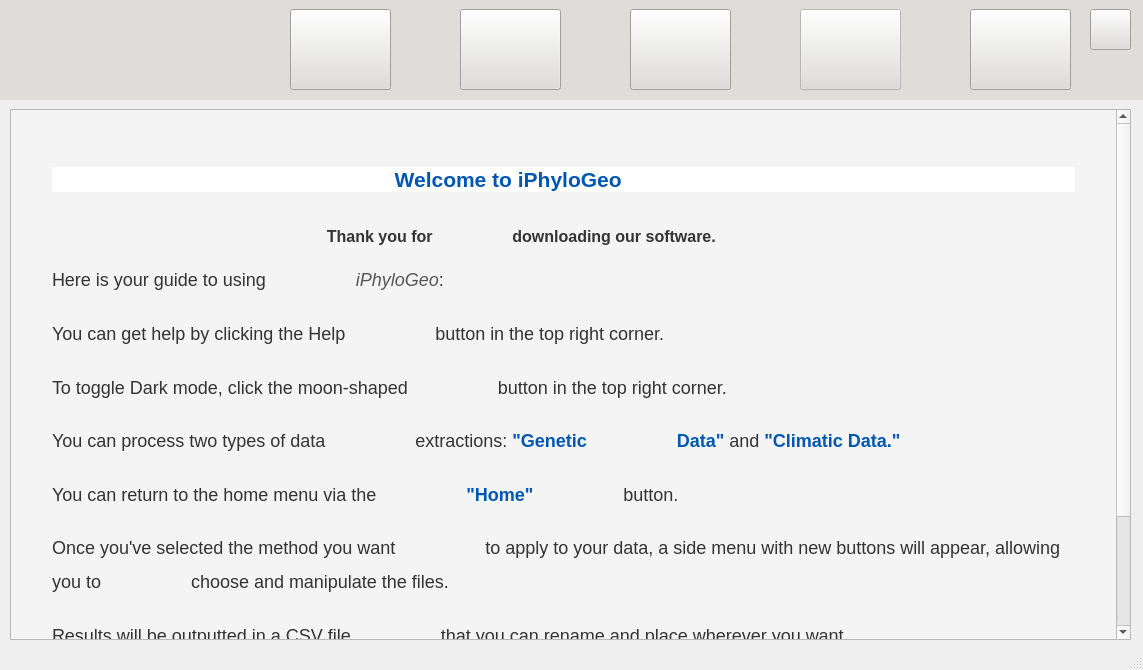
Above: scripts/Qt/main.ui from tahiri-lab/iPhyloGeo_plus_plus before the change. Below: the same form after it.
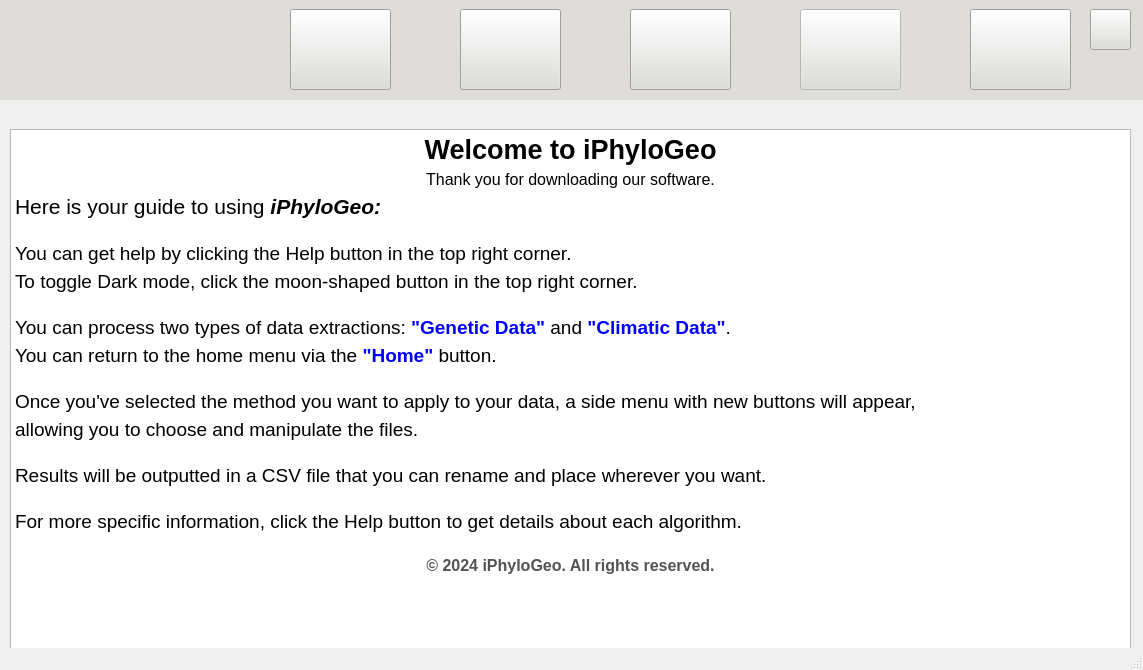
That is the form after the change. The open tabs and pages were chosen to show the change. Icons and pictures are not drawn.

Commit message: Fix Home screen and other stuff

The edit to the form file:
```diff
--- a/scripts/Qt/main.ui
+++ b/scripts/Qt/main.ui
@@ -808,7 +808,7 @@
        <property name="geometry">
         <rect>
          <x>10</x>
-         <y>10</y>
+         <y>30</y>
          <width>1121</width>
          <height>531</height>
         </rect>
@@ -829,24 +829,30 @@
        </property>
        <property name="html">
         <string>&lt;!DOCTYPE HTML PUBLIC &quot;-//W3C//DTD HTML 4.0//EN&quot; &quot;http://www.w3.org/TR/REC-html40/strict.dtd&quot;&gt;
-&lt;html&gt;&lt;head&gt;&lt;meta name=&quot;qrichtext&quot; content=&quot;1&quot; /&gt;&lt;meta charset=&quot;utf-8&quot; /&gt;&lt;title&gt;iPhyloGeo Welcome&lt;/title&gt;&lt;style type=&quot;text/css&quot;&gt;
+&lt;html&gt;&lt;head&gt;&lt;meta name=&quot;qrichtext&quot; content=&quot;1&quot; /&gt;&lt;meta charset=&quot;utf-8&quot; /&gt;&lt;style type=&quot;text/css&quot;&gt;
 p, li { white-space: pre-wrap; }
 hr { height: 1px; border-width: 0; }
 li.unchecked::marker { content: &quot;\2610&quot;; }
 li.checked::marker { content: &quot;\2612&quot;; }
-&lt;/style&gt;&lt;/head&gt;&lt;body style=&quot; font-family:'Segoe UI'; font-size:8pt; font-weight:400; font-style:normal;&quot; bgcolor=&quot;#f4f4f4&quot;&gt;
-&lt;p style=&quot; margin-top:0px; margin-bottom:0px; margin-left:0px; margin-right:0px; -qt-block-indent:0; text-indent:0px;&quot;&gt;&lt;span style=&quot; font-family:'MS Shell Dlg 2';&quot;&gt;                  &lt;/span&gt;&lt;/p&gt;
-&lt;h1 align=&quot;center&quot; style=&quot; margin-top:40px; margin-bottom:20px; margin-left:37px; margin-right:37px; -qt-block-indent:0; text-indent:0px; line-height:160%; background-color:#ffffff;&quot;&gt;&lt;span style=&quot; font-family:'Arial','sans-serif'; font-size:xx-large; font-weight:600; color:#0056b3;&quot;&gt;Welcome to iPhyloGeo&lt;/span&gt;&lt;span style=&quot; font-family:'Arial','sans-serif'; font-size:xx-large; font-weight:600; color:#333333;&quot;&gt; &lt;/span&gt;&lt;span style=&quot; font-family:'MS Shell Dlg 2';&quot;&gt;                  &lt;/span&gt;&lt;/h1&gt;
-&lt;h2 align=&quot;center&quot; style=&quot; margin-top:16px; margin-bottom:12px; margin-left:37px; margin-right:37px; -qt-block-indent:0; text-indent:0px; line-height:160%;&quot;&gt;&lt;span style=&quot; font-family:'Arial','sans-serif'; font-size:x-large; font-weight:600; color:#333333;&quot;&gt;Thank you for                  downloading our software. &lt;/span&gt;&lt;span style=&quot; font-family:'MS Shell Dlg 2';&quot;&gt;                  &lt;/span&gt;&lt;/h2&gt;
-&lt;p style=&quot; margin-top:12px; margin-bottom:20px; margin-left:37px; margin-right:37px; -qt-block-indent:0; text-indent:0px; line-height:160%;&quot;&gt;&lt;span style=&quot; font-family:'Arial','sans-serif'; font-size:18px; color:#333333;&quot;&gt;Here is your guide to using                  &lt;/span&gt;&lt;span style=&quot; font-family:'Arial','sans-serif'; font-size:18px; font-style:italic; color:#555555;&quot;&gt;iPhyloGeo&lt;/span&gt;&lt;span style=&quot; font-family:'Arial','sans-serif'; font-size:18px; color:#333333;&quot;&gt;:&lt;/span&gt;&lt;span style=&quot; font-family:'Arial','sans-serif'; font-size:16px; color:#333333;&quot;&gt;                  &lt;/span&gt;&lt;span style=&quot; font-family:'MS Shell Dlg 2';&quot;&gt;                  &lt;/span&gt;&lt;/p&gt;
-&lt;p style=&quot; margin-top:12px; margin-bottom:20px; margin-left:37px; margin-right:37px; -qt-block-indent:0; text-indent:0px; line-height:160%;&quot;&gt;&lt;span style=&quot; font-family:'Arial','sans-serif'; font-size:18px; color:#333333;&quot;&gt;You can get help by clicking the Help                  button in the top right corner.&lt;/span&gt;&lt;span style=&quot; font-family:'Arial','sans-serif'; font-size:16px; color:#333333;&quot;&gt;                  &lt;/span&gt;&lt;span style=&quot; font-family:'MS Shell Dlg 2';&quot;&gt;                  &lt;/span&gt;&lt;/p&gt;
-&lt;p style=&quot; margin-top:12px; margin-bottom:20px; margin-left:37px; margin-right:37px; -qt-block-indent:0; text-indent:0px; line-height:160%;&quot;&gt;&lt;span style=&quot; font-family:'Arial','sans-serif'; font-size:18px; color:#333333;&quot;&gt;To toggle Dark mode, click the moon-shaped                  button in the top right corner.&lt;/span&gt;&lt;span style=&quot; font-family:'Arial','sans-serif'; font-size:16px; color:#333333;&quot;&gt;                  &lt;/span&gt;&lt;span style=&quot; font-family:'MS Shell Dlg 2';&quot;&gt;                  &lt;/span&gt;&lt;/p&gt;
-&lt;p style=&quot; margin-top:12px; margin-bottom:20px; margin-left:37px; margin-right:37px; -qt-block-indent:0; text-indent:0px; line-height:160%;&quot;&gt;&lt;span style=&quot; font-family:'Arial','sans-serif'; font-size:18px; color:#333333;&quot;&gt;You can process two types of data                  extractions: &lt;/span&gt;&lt;span style=&quot; font-family:'Arial','sans-serif'; font-size:18px; font-weight:600; color:#0056b3;&quot;&gt;&amp;quot;Genetic                  Data&amp;quot;&lt;/span&gt;&lt;span style=&quot; font-family:'Arial','sans-serif'; font-size:18px; color:#333333;&quot;&gt; and &lt;/span&gt;&lt;span style=&quot; font-family:'Arial','sans-serif'; font-size:18px; font-weight:600; color:#0056b3;&quot;&gt;&amp;quot;Climatic Data.&amp;quot;&lt;/span&gt;&lt;span style=&quot; font-family:'Arial','sans-serif'; font-size:16px; color:#333333;&quot;&gt; &lt;/span&gt;&lt;span style=&quot; font-family:'MS Shell Dlg 2';&quot;&gt;                  &lt;/span&gt;&lt;/p&gt;
-&lt;p style=&quot; margin-top:12px; margin-bottom:20px; margin-left:37px; margin-right:37px; -qt-block-indent:0; text-indent:0px; line-height:160%;&quot;&gt;&lt;span style=&quot; font-family:'Arial','sans-serif'; font-size:18px; color:#333333;&quot;&gt;You can return to the home menu via the                  &lt;/span&gt;&lt;span style=&quot; font-family:'Arial','sans-serif'; font-size:18px; font-weight:600; color:#0056b3;&quot;&gt;&amp;quot;Home&amp;quot;&lt;/span&gt;&lt;span style=&quot; font-family:'Arial','sans-serif'; font-size:18px; color:#333333;&quot;&gt;                  button.&lt;/span&gt;&lt;span style=&quot; font-family:'Arial','sans-serif'; font-size:16px; color:#333333;&quot;&gt; &lt;/span&gt;&lt;span style=&quot; font-family:'MS Shell Dlg 2';&quot;&gt;                  &lt;/span&gt;&lt;/p&gt;
-&lt;p style=&quot; margin-top:12px; margin-bottom:20px; margin-left:37px; margin-right:37px; -qt-block-indent:0; text-indent:0px; line-height:160%;&quot;&gt;&lt;span style=&quot; font-family:'Arial','sans-serif'; font-size:18px; color:#333333;&quot;&gt;Once you've selected the method you want                  to apply to your data, a side menu with new buttons will appear, allowing you to                  choose and manipulate the files.&lt;/span&gt;&lt;span style=&quot; font-family:'Arial','sans-serif'; font-size:16px; color:#333333;&quot;&gt;                  &lt;/span&gt;&lt;span style=&quot; font-family:'MS Shell Dlg 2';&quot;&gt;                  &lt;/span&gt;&lt;/p&gt;
-&lt;p style=&quot; margin-top:12px; margin-bottom:20px; margin-left:37px; margin-right:37px; -qt-block-indent:0; text-indent:0px; line-height:160%;&quot;&gt;&lt;span style=&quot; font-family:'Arial','sans-serif'; font-size:18px; color:#333333;&quot;&gt;Results will be outputted in a CSV file                  that you can rename and place wherever you want.&lt;/span&gt;&lt;span style=&quot; font-family:'Arial','sans-serif'; font-size:16px; color:#333333;&quot;&gt;                  &lt;/span&gt;&lt;span style=&quot; font-family:'MS Shell Dlg 2';&quot;&gt;                  &lt;/span&gt;&lt;/p&gt;
-&lt;p style=&quot; margin-top:12px; margin-bottom:20px; margin-left:37px; margin-right:37px; -qt-block-indent:0; text-indent:0px; line-height:160%;&quot;&gt;&lt;span style=&quot; font-family:'Arial','sans-serif'; font-size:18px; color:#333333;&quot;&gt;For more specific information, click the                  &lt;/span&gt;&lt;span style=&quot; font-family:'Arial','sans-serif'; font-size:18px; font-weight:600; color:#0056b3;&quot;&gt;Help&lt;/span&gt;&lt;span style=&quot; font-family:'Arial','sans-serif'; font-size:18px; color:#333333;&quot;&gt; button to get details about each                  algorithm.&lt;/span&gt;&lt;span style=&quot; font-family:'Arial','sans-serif'; font-size:16px; color:#333333;&quot;&gt; &lt;/span&gt;&lt;span style=&quot; font-family:'MS Shell Dlg 2';&quot;&gt;                  &lt;/span&gt;&lt;/p&gt;
-&lt;p align=&quot;center&quot; style=&quot; margin-top:40px; margin-bottom:0px; margin-left:37px; margin-right:37px; -qt-block-indent:0; text-indent:0px; line-height:160%;&quot;&gt;&lt;span style=&quot; font-family:'Arial','sans-serif'; font-size:14px; color:#888888;&quot;&gt;© 2024 iPhyloGeo. All rights                  reserved.&lt;/span&gt;&lt;span style=&quot; font-family:'Arial','sans-serif'; font-size:16px; color:#333333;&quot;&gt;                  &lt;/span&gt;&lt;/p&gt;&lt;/body&gt;&lt;/html&gt;</string>
+&lt;/style&gt;&lt;/head&gt;&lt;body style=&quot; font-family:'Segoe UI'; font-size:8pt; font-weight:400; font-style:normal;&quot;&gt;
+&lt;p align=&quot;center&quot; style=&quot; margin-top:5px; margin-bottom:5px; margin-left:0px; margin-right:0px; -qt-block-indent:0; text-indent:0px;&quot;&gt;&lt;span style=&quot; font-size:20pt; font-weight:700;&quot;&gt;Welcome to iPhyloGeo&lt;/span&gt;&lt;/p&gt;
+&lt;p align=&quot;center&quot; style=&quot; margin-top:5px; margin-bottom:5px; margin-left:0px; margin-right:0px; -qt-block-indent:0; text-indent:0px;&quot;&gt;&lt;span style=&quot; font-size:12pt;&quot;&gt;Thank you for downloading our software.&lt;/span&gt;&lt;/p&gt;
+&lt;p style=&quot; margin-top:5px; margin-bottom:5px; margin-left:0px; margin-right:0px; -qt-block-indent:0; text-indent:0px;&quot;&gt;&lt;span style=&quot; font-size:16pt;&quot;&gt;Here is your guide to using &lt;/span&gt;&lt;span style=&quot; font-size:16pt; font-weight:700; font-style:italic;&quot;&gt;iPhyloGeo:&lt;/span&gt;&lt;/p&gt;
+&lt;p style=&quot;-qt-paragraph-type:empty; margin-top:5px; margin-bottom:5px; margin-left:0px; margin-right:0px; -qt-block-indent:0; text-indent:0px;&quot;&gt;&lt;br /&gt;&lt;/p&gt;
+&lt;p style=&quot; margin-top:5px; margin-bottom:5px; margin-left:0px; margin-right:0px; -qt-block-indent:0; text-indent:0px;&quot;&gt;&lt;span style=&quot; font-size:14pt;&quot;&gt;You can get help by clicking the Help button in the top right corner. &lt;/span&gt;&lt;/p&gt;
+&lt;p style=&quot; margin-top:5px; margin-bottom:5px; margin-left:0px; margin-right:0px; -qt-block-indent:0; text-indent:0px;&quot;&gt;&lt;span style=&quot; font-size:14pt;&quot;&gt;To toggle Dark mode, click the moon-shaped button in the top right corner.&lt;/span&gt;&lt;/p&gt;
+&lt;p style=&quot;-qt-paragraph-type:empty; margin-top:5px; margin-bottom:5px; margin-left:0px; margin-right:0px; -qt-block-indent:0; text-indent:0px;&quot;&gt;&lt;br /&gt;&lt;/p&gt;
+&lt;p style=&quot; margin-top:5px; margin-bottom:5px; margin-left:0px; margin-right:0px; -qt-block-indent:0; text-indent:0px;&quot;&gt;&lt;span style=&quot; font-size:14pt;&quot;&gt;You can process two types of data extractions: &lt;/span&gt;&lt;span style=&quot; font-size:14pt; font-weight:700; color:#0000ff;&quot;&gt;&amp;quot;Genetic Data&amp;quot;&lt;/span&gt;&lt;span style=&quot; font-size:14pt;&quot;&gt; and &lt;/span&gt;&lt;span style=&quot; font-size:14pt; font-weight:700; color:#0000ff;&quot;&gt;&amp;quot;Climatic Data&amp;quot;&lt;/span&gt;&lt;span style=&quot; font-size:14pt;&quot;&gt;.&lt;/span&gt;&lt;/p&gt;
+&lt;p style=&quot; margin-top:5px; margin-bottom:5px; margin-left:0px; margin-right:0px; -qt-block-indent:0; text-indent:0px;&quot;&gt;&lt;span style=&quot; font-size:14pt;&quot;&gt;You can return to the home menu via the &lt;/span&gt;&lt;span style=&quot; font-size:14pt; font-weight:700; color:#0000ff;&quot;&gt;&amp;quot;Home&amp;quot;&lt;/span&gt;&lt;span style=&quot; font-size:14pt;&quot;&gt; button.&lt;/span&gt;&lt;/p&gt;
+&lt;p style=&quot;-qt-paragraph-type:empty; margin-top:5px; margin-bottom:5px; margin-left:0px; margin-right:0px; -qt-block-indent:0; text-indent:0px;&quot;&gt;&lt;br /&gt;&lt;/p&gt;
+&lt;p style=&quot; margin-top:5px; margin-bottom:5px; margin-left:0px; margin-right:0px; -qt-block-indent:0; text-indent:0px;&quot;&gt;&lt;span style=&quot; font-size:14pt;&quot;&gt;Once you've selected the method you want to apply to your data, a side menu with new buttons will appear, &lt;/span&gt;&lt;/p&gt;
+&lt;p style=&quot; margin-top:5px; margin-bottom:5px; margin-left:0px; margin-right:0px; -qt-block-indent:0; text-indent:0px;&quot;&gt;&lt;span style=&quot; font-size:14pt;&quot;&gt;allowing you to choose and manipulate the files.&lt;/span&gt;&lt;/p&gt;
+&lt;p style=&quot;-qt-paragraph-type:empty; margin-top:5px; margin-bottom:5px; margin-left:0px; margin-right:0px; -qt-block-indent:0; text-indent:0px;&quot;&gt;&lt;br /&gt;&lt;/p&gt;
+&lt;p style=&quot; margin-top:5px; margin-bottom:5px; margin-left:0px; margin-right:0px; -qt-block-indent:0; text-indent:0px;&quot;&gt;&lt;span style=&quot; font-size:14pt;&quot;&gt;Results will be outputted in a CSV file that you can rename and place wherever you want.&lt;/span&gt;&lt;/p&gt;
+&lt;p style=&quot;-qt-paragraph-type:empty; margin-top:5px; margin-bottom:5px; margin-left:0px; margin-right:0px; -qt-block-indent:0; text-indent:0px;&quot;&gt;&lt;br /&gt;&lt;/p&gt;
+&lt;p style=&quot; margin-top:5px; margin-bottom:5px; margin-left:0px; margin-right:0px; -qt-block-indent:0; text-indent:0px;&quot;&gt;&lt;span style=&quot; font-size:14pt;&quot;&gt;For more specific information, click the Help button to get details about each algorithm.  &lt;/span&gt;&lt;/p&gt;
+&lt;p style=&quot;-qt-paragraph-type:empty; margin-top:5px; margin-bottom:5px; margin-left:0px; margin-right:0px; -qt-block-indent:0; text-indent:0px;&quot;&gt;&lt;br /&gt;&lt;/p&gt;
+&lt;p align=&quot;center&quot; style=&quot; margin-top:5px; margin-bottom:5px; margin-left:0px; margin-right:0px; -qt-block-indent:0; text-indent:0px;&quot;&gt;&lt;span style=&quot; font-size:12pt; font-weight:700; color:#535353;&quot;&gt;© 2024 iPhyloGeo. All rights reserved.&lt;/span&gt;&lt;/p&gt;&lt;/body&gt;&lt;/html&gt;</string>
        </property>
       </widget>
      </widget>
```
Left out of the diff: 37 changed lines with no effect on the pictures. The commit also changes 10 other files.
